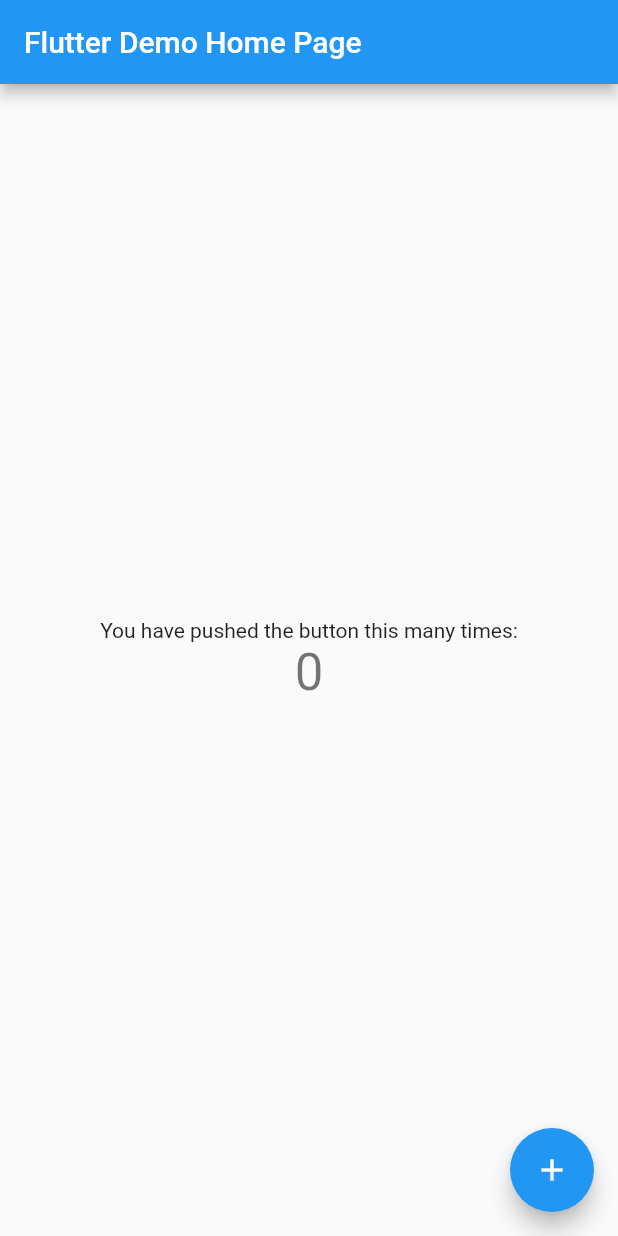
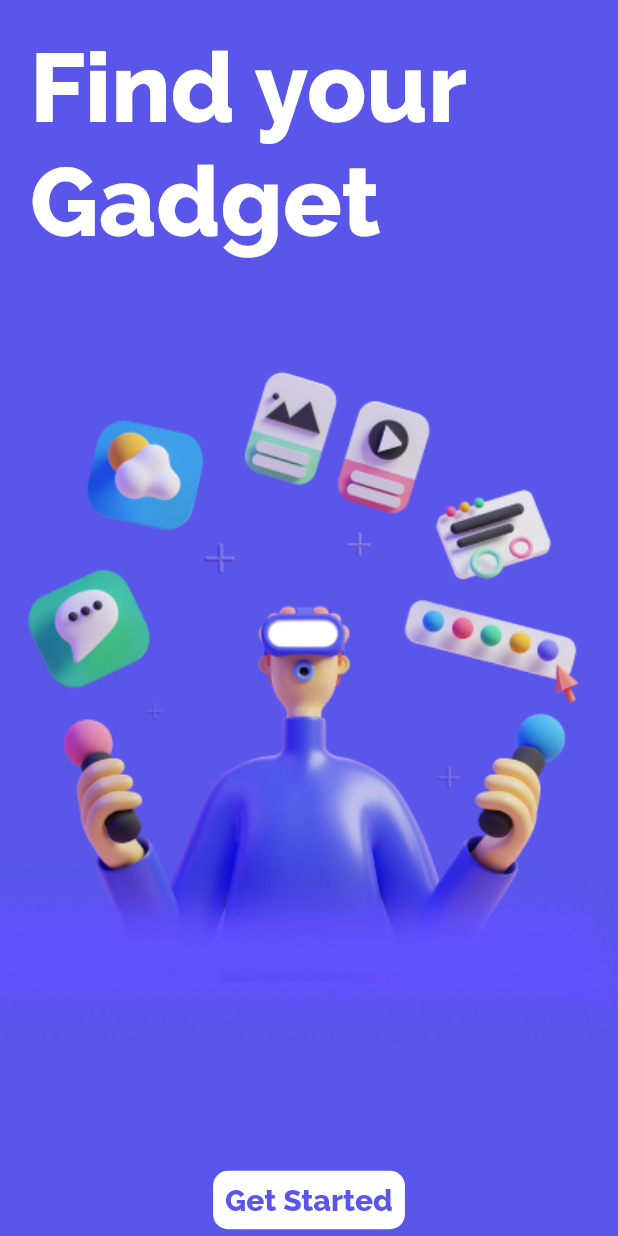
Before and after one commit to muaazshoaib/tech_ecommerce_app, a Flutter app: the screen it shows after launch, on a phone screen of 412 x 824 dp. Run offline on Flutter 3.47's test engine with Material 2 defaults, Android fonts, the phone set to English and light mode, and no system bars.

Commit message:
simple splash screen created

```diff
--- /dev/null
+++ b/lib/colors.dart
@@ -0,0 +1,3 @@
+import 'package:flutter/material.dart';
+
+Color kBackgroundColor = const Color(0xFF5956E9);
--- a/lib/main.dart
+++ b/lib/main.dart
@@ -1,115 +1,27 @@
 import 'package:flutter/material.dart';
+import 'package:tech_ecommerce_app/screens/splash_screen.dart';
+import 'package:tech_ecommerce_app/screens/test_screen.dart';
 
 void main() {
-  runApp(const MyApp());
+  runApp(const EcommerceApp());
 }
 
-class MyApp extends StatelessWidget {
-  const MyApp({Key? key}) : super(key: key);
+class EcommerceApp extends StatelessWidget {
+  const EcommerceApp({Key? key}) : super(key: key);
 
-  // This widget is the root of your application.
   @override
   Widget build(BuildContext context) {
     return MaterialApp(
-      title: 'Flutter Demo',
+      debugShowCheckedModeBanner: false,
+      title: 'Tech Ecommerce App',
       theme: ThemeData(
-        // This is the theme of your application.
-        //
-        // Try running your application with "flutter run". You'll see the
-        // application has a blue toolbar. Then, without quitting the app, try
-        // changing the primarySwatch below to Colors.green and then invoke
-        // "hot reload" (press "r" in the console where you ran "flutter run",
-        // or simply save your changes to "hot reload" in a Flutter IDE).
-        // Notice that the counter didn't reset back to zero; the application
-        // is not restarted.
-        primarySwatch: Colors.blue,
+        // // backgroundColor: kBackgroundColor,
+        // primaryColor: kBackgroundColor,
+        // brightness: Brightness.light,
+        fontFamily: 'Raleway',
       ),
-      home: const MyHomePage(title: 'Flutter Demo Home Page'),
+      home: const SplashScreen(),
+      // home: const TestScreen(),
     );
   }
 }
-
-class MyHomePage extends StatefulWidget {
-  const MyHomePage({Key? key, required this.title}) : super(key: key);
-
-  // This widget is the home page of your application. It is stateful, meaning
-  // that it has a State object (defined below) that contains fields that affect
-  // how it looks.
-
-  // This class is the configuration for the state. It holds the values (in this
-  // case the title) provided by the parent (in this case the App widget) and
-  // used by the build method of the State. Fields in a Widget subclass are
-  // always marked "final".
-
-  final String title;
-
-  @override
-  State<MyHomePage> createState() => _MyHomePageState();
-}
-
-class _MyHomePageState extends State<MyHomePage> {
-  int _counter = 0;
-
-  void _incrementCounter() {
-    setState(() {
-      // This call to setState tells the Flutter framework that something has
-      // changed in this State, which causes it to rerun the build method below
-      // so that the display can reflect the updated values. If we changed
-      // _counter without calling setState(), then the build method would not be
-      // called again, and so nothing would appear to happen.
-      _counter++;
-    });
-  }
-
-  @override
-  Widget build(BuildContext context) {
-    // This method is rerun every time setState is called, for instance as done
-    // by the _incrementCounter method above.
-    //
-    // The Flutter framework has been optimized to make rerunning build methods
-    // fast, so that you can just rebuild anything that needs updating rather
-    // than having to individually change instances of widgets.
-    return Scaffold(
-      appBar: AppBar(
-        // Here we take the value from the MyHomePage object that was created by
-        // the App.build method, and use it to set our appbar title.
-        title: Text(widget.title),
-      ),
-      body: Center(
-        // Center is a layout widget. It takes a single child and positions it
-        // in the middle of the parent.
-        child: Column(
-          // Column is also a layout widget. It takes a list of children and
-          // arranges them vertically. By default, it sizes itself to fit its
-          // children horizontally, and tries to be as tall as its parent.
-          //
-          // Invoke "debug painting" (press "p" in the console, choose the
-          // "Toggle Debug Paint" action from the Flutter Inspector in Android
-          // Studio, or the "Toggle Debug Paint" command in Visual Studio Code)
-          // to see the wireframe for each widget.
-          //
-          // Column has various properties to control how it sizes itself and
-          // how it positions its children. Here we use mainAxisAlignment to
-          // center the children vertically; the main axis here is the vertical
-          // axis because Columns are vertical (the cross axis would be
-          // horizontal).
-          mainAxisAlignment: MainAxisAlignment.center,
-          children: <Widget>[
-            const Text(
-              'You have pushed the button this many times:',
-            ),
-            Text(
-              '$_counter',
-              style: Theme.of(context).textTheme.headline4,
-            ),
-          ],
-        ),
-      ),
-      floatingActionButton: FloatingActionButton(
-        onPressed: _incrementCounter,
-        tooltip: 'Increment',
-        child: const Icon(Icons.add),
-      ), // This trailing comma makes auto-formatting nicer for build methods.
-    );
-  }
-}
--- /dev/null
+++ b/lib/screens/splash_screen.dart
@@ -0,0 +1,142 @@
+import 'package:flutter/material.dart';
+import 'package:tech_ecommerce_app/colors.dart';
+
+class SplashScreen extends StatelessWidget {
+  const SplashScreen({Key? key}) : super(key: key);
+
+  @override
+  Widget build(BuildContext context) {
+    return Scaffold(
+      backgroundColor: kBackgroundColor,
+      body: SafeArea(
+        child: Stack(
+          children: [
+            Stack(
+              children: [
+                Container(
+                  decoration: const BoxDecoration(
+                    image: DecorationImage(
+                      image:
+                          AssetImage("assets/images/splash-screen-saly-19.png"),
+                      fit: BoxFit.fitWidth,
+                    ),
+                  ),
+                ),
+                Padding(
+                  padding: const EdgeInsets.only(
+                    top: 450,
+                  ),
+                  child: Container(
+                    decoration: const BoxDecoration(
+                      image: DecorationImage(
+                        image: AssetImage(
+                            "assets/images/splash-screen-rectangle-4.png"),
+                        fit: BoxFit.fitWidth,
+                      ),
+                    ),
+                  ),
+                ),
+              ],
+            ),
+            Column(
+              children: [
+                const Expanded(
+                  child: Padding(
+                    padding: EdgeInsets.all(20.0),
+                    child: Text(
+                      'Find your Gadget',
+                      textAlign: TextAlign.left,
+                      style: TextStyle(
+                        fontSize: 65.0,
+                        color: Colors.white,
+                        fontWeight: FontWeight.bold,
+                      ),
+                    ),
+                  ),
+                ),
+                TextButton(
+                  style: ButtonStyle(
+                    // foregroundColor:
+                    // MaterialStateProperty.all<Color>(Colors.white),
+                    backgroundColor:
+                        MaterialStateProperty.all<Color>(Colors.white),
+                    shape: MaterialStateProperty.all<RoundedRectangleBorder>(
+                      const RoundedRectangleBorder(
+                        borderRadius: BorderRadius.all(
+                          Radius.circular(
+                            10,
+                          ),
+                        ),
+                        // side: BorderSide(color: Colors.red),
+                      ),
+                    ),
+                  ),
+                  onPressed: () {},
+                  child: const Text(
+                    'Get Started',
+                    textAlign: TextAlign.center,
+                    style: TextStyle(
+                      fontSize: 20.0,
+                      color: Color(0xFF5956E9),
+                      fontWeight: FontWeight.bold,
+                    ),
+                  ),
+
+                  //   child: Padding(
+                  //     padding: const EdgeInsets.all(20.0),
+                  //     child: Container(
+                  //       color: Colors.white,
+                  //       padding: const EdgeInsets.fromLTRB(60, 10, 60, 10),
+                  //       child: const Text(
+                  //         'Get Started',
+                  //         textAlign: TextAlign.center,
+                  //         style: TextStyle(
+                  //           fontSize: 20.0,
+                  //           color: Color(0xFF5956E9),
+                  //           fontWeight: FontWeight.bold,
+                  //         ),
+                  //       ),
+                  //     ),
+                  //   ),
+                ),
+              ],
+            ),
+          ],
+        ),
+      ),
+    );
+  }
+}
+
+
+
+
+
+
+
+// body: SafeArea(
+//         child: Column(
+//           // crossAxisAlignment: CrossAxisAlignment.center,
+// //           // mainAxisAlignment: MainAxisAlignment.center,
+//           children: [
+//             const
+// //             Expanded(
+//               child: Stack(
+//                 children: const [
+//                   Image(
+//                     image: AssetImage(
+//                       'assets/images/splash-screen-saly-19.png',
+//                     ),
+//                   ),
+//                   Image(
+//                     image: AssetImage(
+//                       'assets/images/splash-screen-rectangle-4.png',
+//                     ),
+//                   ),
+//                 ],
+//               ),
+//             ),
+//
+//           ],
+//         ),
+//       ),
--- /dev/null
+++ b/lib/screens/test_screen.dart
@@ -0,0 +1,16 @@
+import 'package:flutter/material.dart';
+
+class TestScreen extends StatelessWidget {
+  const TestScreen({Key? key}) : super(key: key);
+
+  @override
+  Widget build(BuildContext context) {
+    return const Scaffold(
+      body: Center(
+        child: Text(
+          "Test Screen",
+        ),
+      ),
+    );
+  }
+}
```
Also changed, not shown: pubspec.yaml (+7 -63 lines), assets/fonts/raleway.bold.ttf (added), assets/fonts/raleway.extrabold.ttf (added), assets/images/splash-screen-rectangle-4.png (added), assets/images/splash-screen-saly-19.png (added), 1 other file.
